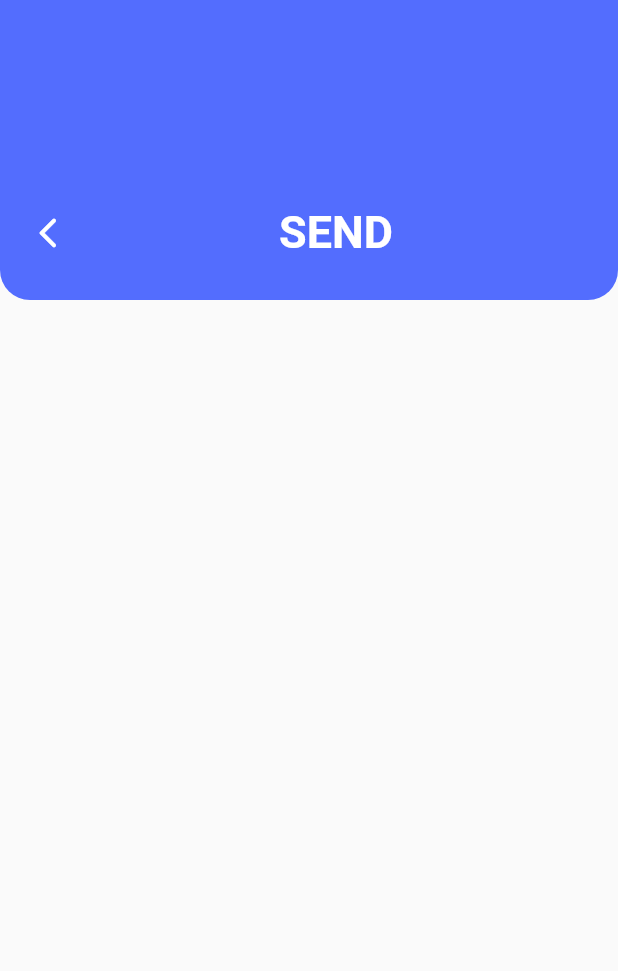
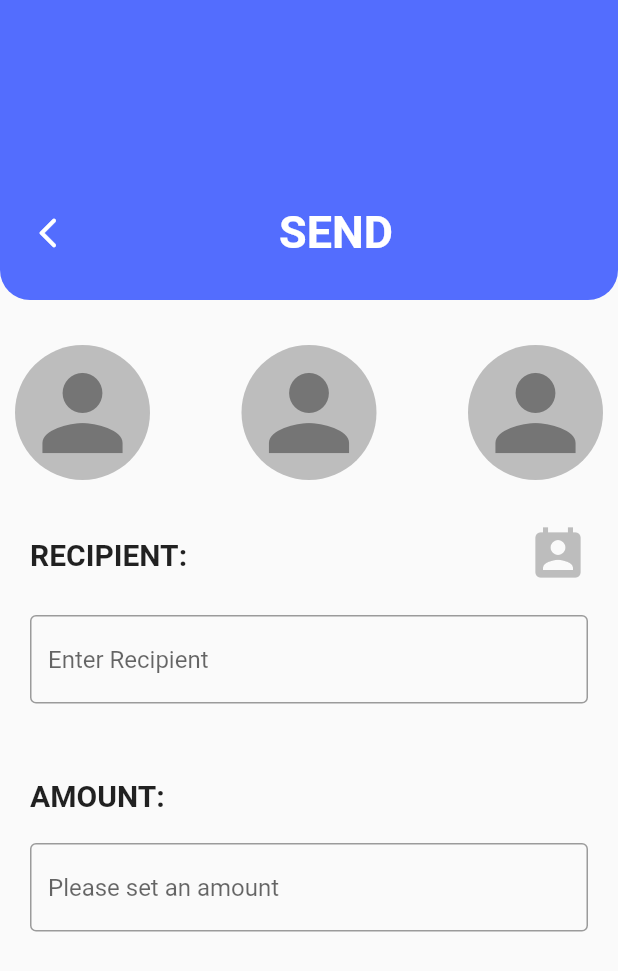
Before and after one commit to markgg33/cdp-ewallet, a Flutter app: the SendPage screen opened directly, on a phone screen of 412 x 824 dp. Shown: the top 971 px of the screen. Run offline on Flutter 3.47's test engine with Material 2 defaults, Android fonts, the phone set to English and light mode, and no system bars; our stand-ins replace curved_navigation_bar.

Commit message:
Added contacts and textfield for send_page

```diff
--- a/lib/pages/send_page.dart
+++ b/lib/pages/send_page.dart
@@ -13,8 +13,10 @@ class _SendPageState extends State<SendPage> {
   @override
   Widget build(BuildContext context) {
     return Scaffold(
-      body: Column(
+      body: SingleChildScrollView(
+        child: Column(
           children: [
+            //APP BAR SECTION STARTS
             Container(
               height: 200,
               decoration: BoxDecoration(
@@ -32,7 +34,7 @@ class _SendPageState extends State<SendPage> {
                     mainAxisAlignment: MainAxisAlignment.spaceBetween,
                     children: [
                       GestureDetector(
-                      onTap:() {
+                        onTap: () {
                           Navigator.pop(context);
                         },
                         child: Icon(
@@ -41,7 +43,7 @@ class _SendPageState extends State<SendPage> {
                         ),
                       ),
                       Padding(
-                      padding: const EdgeInsets.fromLTRB(0,0,130,0),
+                        padding: const EdgeInsets.fromLTRB(0, 0, 130, 0),
                         child: Row(
                           children: [
                             Text(
@@ -49,18 +51,112 @@ class _SendPageState extends State<SendPage> {
                               style: TextStyle(
                                 fontWeight: FontWeight.bold,
                                 color: Colors.white,
-                                fontSize: 30,),
+                                fontSize: 30,
+                              ),
                             ),
                           ],
+                          //APP BAR SECTION ENDS
+                        ),
+                      ),
+                    ],
+                  ),
+                ),
+              ),
+            ),
+            Padding(
+              padding: const EdgeInsets.fromLTRB(10, 30, 10, 0),
+              child: Row(
+                mainAxisAlignment: MainAxisAlignment.spaceBetween,
+                children: [
+                  Container(
+                      height: 90,
+                      width: 90,
+                      decoration: BoxDecoration(
+                          shape: BoxShape.circle, color: Colors.grey[400]),
+                      child: Icon(
+                        Icons.person,
+                        size: 80,
+                        color: Colors.grey[600],
+                      )),
+                  Container(
+                      height: 90,
+                      width: 90,
+                      decoration: BoxDecoration(
+                          shape: BoxShape.circle, color: Colors.grey[400]),
+                      child: Icon(
+                        Icons.person,
+                        size: 80,
+                        color: Colors.grey[600],
+                      )),
+                  Container(
+                    height: 90,
+                    width: 90,
+                    decoration: BoxDecoration(
+                        shape: BoxShape.circle, color: Colors.grey[400]),
+                    child: Icon(
+                      Icons.person,
+                      size: 80,
+                      color: Colors.grey[600],
+                    ),
+                  ),
+                ],
+              ),
+            ),
+            Padding(
+              padding: const EdgeInsets.fromLTRB(20, 30, 0, 0),
+              child: Row(
+                mainAxisAlignment: MainAxisAlignment.spaceBetween,
+                children: [
+                  Text(
+                    'RECIPIENT:',
+                    style: TextStyle(fontWeight: FontWeight.bold, fontSize: 20),
+                  ),
+                  Padding(
+                    padding: const EdgeInsets.only(
+                      right: 20,
+                    ),
+                    child: Icon(
+                      Icons.perm_contact_cal,
+                      size: 40,
+                      color: Colors.grey[400],
                     ),
                   )
                 ],
               ),
             ),
+            Padding(
+              padding: const EdgeInsets.all(20.0),
+              child: TextField(
+                decoration: InputDecoration(
+                  hintText: 'Enter Recipient',
+                  border: OutlineInputBorder(),
+                ),
+              ),
+            ),
+            Padding(
+              padding: const EdgeInsets.fromLTRB(20, 30, 0, 0),
+              child: Row(
+                mainAxisAlignment: MainAxisAlignment.spaceBetween,
+                children: [
+                  Text(
+                    'AMOUNT:',
+                    style: TextStyle(fontWeight: FontWeight.bold, fontSize: 20),
+                  ),
+                ],
+              ),
+            ),
+            Padding(
+              padding: const EdgeInsets.all(20.0),
+              child: TextField(
+                decoration: InputDecoration(
+                  hintText: 'Please set an amount',
+                  border: OutlineInputBorder(),
+                ),
               ),
             ),
           ],
         ),
+      ),
     );
   }
 }
```
Lines whose indentation alone changed are shown as unchanged.
